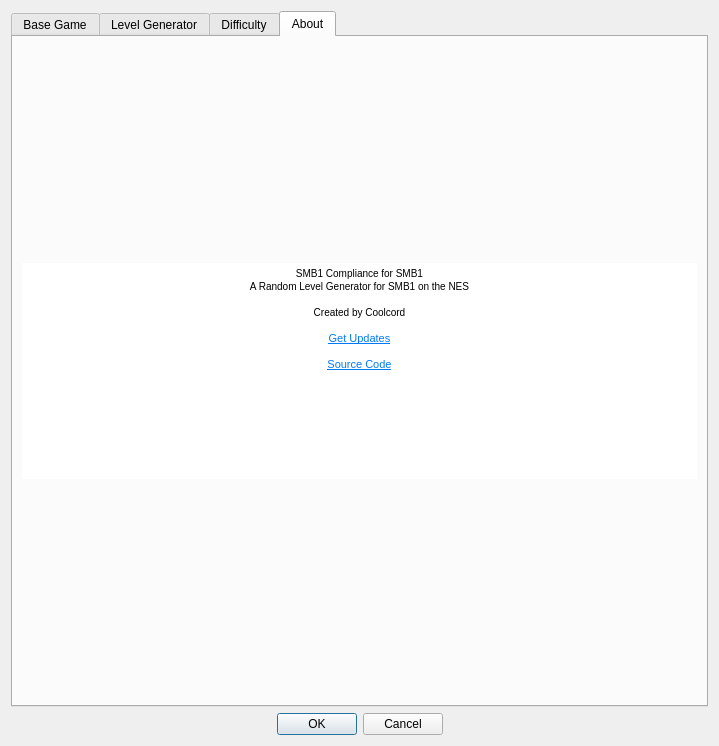
Coolcord/Level-Headed, file SMB1/SMB1_Compliance_To_SMB1/Configure_Settings_Form.ui: the form before one commit.
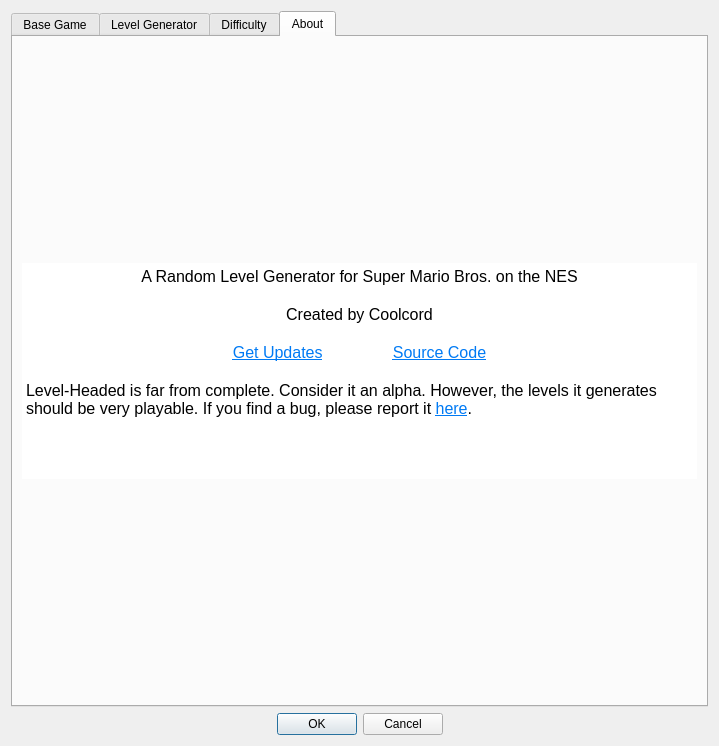
The form after the commit. The open tabs and pages were chosen to show the change.

Commit message: Updated the about text

```diff
--- a/SMB1/SMB1_Compliance_To_SMB1/Configure_Settings_Form.ui
+++ b/SMB1/SMB1_Compliance_To_SMB1/Configure_Settings_Form.ui
@@ -1829,6 +1829,9 @@
          <property name="orientation">
           <enum>Qt::Vertical</enum>
          </property>
+         <property name="sizeType">
+          <enum>QSizePolicy::Expanding</enum>
+         </property>
          <property name="sizeHint" stdset="0">
           <size>
            <width>20</width>
@@ -1839,25 +1842,44 @@
        </item>
        <item>
         <widget class="QTextBrowser" name="textAbout">
+         <property name="sizePolicy">
+          <sizepolicy hsizetype="MinimumExpanding" vsizetype="MinimumExpanding">
+           <horstretch>0</horstretch>
+           <verstretch>0</verstretch>
+          </sizepolicy>
+         </property>
+         <property name="font">
+          <font>
+           <pointsize>12</pointsize>
+          </font>
+         </property>
          <property name="frameShape">
           <enum>QFrame::NoFrame</enum>
          </property>
          <property name="lineWidth">
           <number>0</number>
          </property>
+         <property name="verticalScrollBarPolicy">
+          <enum>Qt::ScrollBarAsNeeded</enum>
+         </property>
+         <property name="sizeAdjustPolicy">
+          <enum>QAbstractScrollArea::AdjustToContents</enum>
+         </property>
          <property name="html">
           <string>&lt;!DOCTYPE HTML PUBLIC &quot;-//W3C//DTD HTML 4.0//EN&quot; &quot;http://www.w3.org/TR/REC-html40/strict.dtd&quot;&gt;
 &lt;html&gt;&lt;head&gt;&lt;meta name=&quot;qrichtext&quot; content=&quot;1&quot; /&gt;&lt;style type=&quot;text/css&quot;&gt;
 p, li { white-space: pre-wrap; }
-&lt;/style&gt;&lt;/head&gt;&lt;body style=&quot; font-family:'MS Shell Dlg 2'; font-size:7.8pt; font-weight:400; font-style:normal;&quot;&gt;
-&lt;p align=&quot;center&quot; style=&quot; margin-top:0px; margin-bottom:0px; margin-left:0px; margin-right:0px; -qt-block-indent:0; text-indent:0px;&quot;&gt;SMB1 Compliance for SMB1&lt;/p&gt;
-&lt;p align=&quot;center&quot; style=&quot; margin-top:0px; margin-bottom:0px; margin-left:0px; margin-right:0px; -qt-block-indent:0; text-indent:0px;&quot;&gt;A Random Level Generator for SMB1 on the NES&lt;/p&gt;
-&lt;p align=&quot;center&quot; style=&quot;-qt-paragraph-type:empty; margin-top:0px; margin-bottom:0px; margin-left:0px; margin-right:0px; -qt-block-indent:0; text-indent:0px;&quot;&gt;&lt;br /&gt;&lt;/p&gt;
-&lt;p align=&quot;center&quot; style=&quot; margin-top:0px; margin-bottom:0px; margin-left:0px; margin-right:0px; -qt-block-indent:0; text-indent:0px;&quot;&gt;Created by Coolcord&lt;/p&gt;
-&lt;p align=&quot;center&quot; style=&quot;-qt-paragraph-type:empty; margin-top:0px; margin-bottom:0px; margin-left:0px; margin-right:0px; -qt-block-indent:0; text-indent:0px;&quot;&gt;&lt;br /&gt;&lt;/p&gt;
-&lt;p align=&quot;center&quot; style=&quot; margin-top:0px; margin-bottom:0px; margin-left:0px; margin-right:0px; -qt-block-indent:0; text-indent:0px;&quot;&gt;&lt;a href=&quot;https://github.com/Coolcord/Level-Headed/releases&quot;&gt;&lt;span style=&quot; font-size:8pt; text-decoration: underline; color:#007af4;&quot;&gt;Get Updates&lt;/span&gt;&lt;/a&gt;&lt;/p&gt;
-&lt;p align=&quot;center&quot; style=&quot;-qt-paragraph-type:empty; margin-top:0px; margin-bottom:0px; margin-left:0px; margin-right:0px; -qt-block-indent:0; text-indent:0px;&quot;&gt;&lt;br /&gt;&lt;/p&gt;
-&lt;p align=&quot;center&quot; style=&quot; margin-top:0px; margin-bottom:0px; margin-left:0px; margin-right:0px; -qt-block-indent:0; text-indent:0px;&quot;&gt;&lt;a href=&quot;https://github.com/Coolcord/Level-Headed&quot;&gt;&lt;span style=&quot; font-size:8pt; text-decoration: underline; color:#007af4;&quot;&gt;Source Code&lt;/span&gt;&lt;/a&gt;&lt;/p&gt;&lt;/body&gt;&lt;/html&gt;</string>
+&lt;/style&gt;&lt;/head&gt;&lt;body style=&quot; font-family:'MS Shell Dlg 2'; font-size:12pt; font-weight:400; font-style:normal;&quot;&gt;
+&lt;p align=&quot;center&quot; style=&quot; margin-top:0px; margin-bottom:0px; margin-left:0px; margin-right:0px; -qt-block-indent:0; text-indent:0px;&quot;&gt;&lt;span style=&quot; vertical-align:middle;&quot;&gt;A Random Level Generator for Super Mario Bros. on the NES&lt;/span&gt;&lt;/p&gt;
+&lt;p align=&quot;center&quot; style=&quot;-qt-paragraph-type:empty; margin-top:0px; margin-bottom:0px; margin-left:0px; margin-right:0px; -qt-block-indent:0; text-indent:0px; vertical-align:middle;&quot;&gt;&lt;br /&gt;&lt;/p&gt;
+&lt;p align=&quot;center&quot; style=&quot; margin-top:0px; margin-bottom:0px; margin-left:0px; margin-right:0px; -qt-block-indent:0; text-indent:0px;&quot;&gt;&lt;span style=&quot; vertical-align:middle;&quot;&gt;Created by Coolcord&lt;/span&gt;&lt;/p&gt;
+&lt;p align=&quot;center&quot; style=&quot;-qt-paragraph-type:empty; margin-top:0px; margin-bottom:0px; margin-left:0px; margin-right:0px; -qt-block-indent:0; text-indent:0px; vertical-align:middle;&quot;&gt;&lt;br /&gt;&lt;/p&gt;
+&lt;p align=&quot;center&quot; style=&quot; margin-top:0px; margin-bottom:0px; margin-left:0px; margin-right:0px; -qt-block-indent:0; text-indent:0px;&quot;&gt;&lt;a href=&quot;https://github.com/Coolcord/Level-Headed/releases&quot;&gt;&lt;span style=&quot; text-decoration: underline; color:#007af4; vertical-align:middle;&quot;&gt;Get Updates&lt;/span&gt;&lt;/a&gt;&lt;span style=&quot; vertical-align:middle;&quot;&gt;	&lt;/span&gt;&lt;a href=&quot;https://github.com/Coolcord/Level-Headed&quot;&gt;&lt;span style=&quot; text-decoration: underline; color:#007af4; vertical-align:middle;&quot;&gt;Source Code&lt;/span&gt;&lt;/a&gt;&lt;/p&gt;
+&lt;p align=&quot;center&quot; style=&quot;-qt-paragraph-type:empty; margin-top:0px; margin-bottom:0px; margin-left:0px; margin-right:0px; -qt-block-indent:0; text-indent:0px; text-decoration: underline; color:#007af4; vertical-align:middle;&quot;&gt;&lt;br /&gt;&lt;/p&gt;
+&lt;p style=&quot; margin-top:0px; margin-bottom:0px; margin-left:0px; margin-right:0px; -qt-block-indent:0; text-indent:0px;&quot;&gt;&lt;span style=&quot; vertical-align:middle;&quot;&gt;Level-Headed is far from complete. Consider it an alpha. However, the levels it generates should be very playable. If you find a bug, please report it &lt;/span&gt;&lt;a href=&quot;https://github.com/Coolcord/Level-Headed/issues&quot;&gt;&lt;span style=&quot; text-decoration: underline; color:#007af4;&quot;&gt;here&lt;/span&gt;&lt;/a&gt;&lt;span style=&quot; vertical-align:middle;&quot;&gt;.&lt;/span&gt;&lt;/p&gt;&lt;/body&gt;&lt;/html&gt;</string>
+         </property>
+         <property name="overwriteMode">
+          <bool>false</bool>
          </property>
          <property name="openExternalLinks">
           <bool>true</bool>
@@ -1869,6 +1891,9 @@
          <property name="orientation">
           <enum>Qt::Vertical</enum>
          </property>
+         <property name="sizeType">
+          <enum>QSizePolicy::Expanding</enum>
+         </property>
          <property name="sizeHint" stdset="0">
           <size>
            <width>20</width>
```
Left out of the diff: 4 changed lines with no effect on the pictures. The commit also changes 1 other file.
